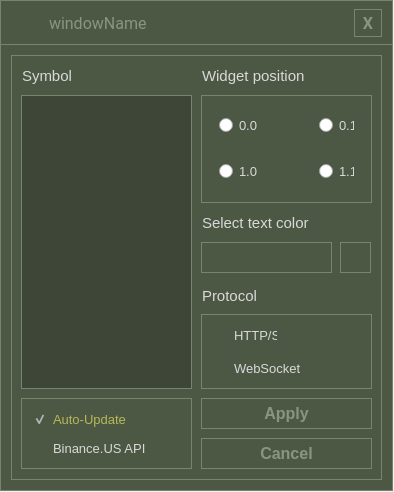
mxrcode/StockWidget, file configurator.ui: the form before one commit.
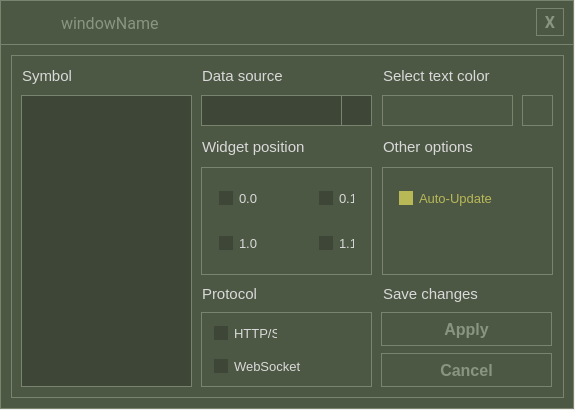
The form after the commit. Icons and pictures are not drawn.

Commit message:
Configurator UI Redesign
Configurator UI Redesign.
"$use_binance_us" options removed.
A new way to write symbols.

```diff
--- a/configurator.ui
+++ b/configurator.ui
@@ -6,8 +6,8 @@
    <rect>
     <x>0</x>
     <y>0</y>
-    <width>394</width>
-    <height>492</height>
+    <width>575</width>
+    <height>410</height>
    </rect>
   </property>
   <property name="font">
@@ -37,14 +37,16 @@
     <rect>
      <x>0</x>
      <y>0</y>
-     <width>393</width>
-     <height>491</height>
+     <width>574</width>
+     <height>409</height>
     </rect>
    </property>
    <property name="styleSheet">
-    <string notr="true">background-color:#4C5844;
-color:white;
-border: 1px solid #7A836E;</string>
+    <string notr="true">QWidget {
+background-color: #4C5844;
+color: #D9D9D9;
+border: 1px solid #7A836E;
+}</string>
    </property>
    <widget class="Line" name="line">
     <property name="geometry">
@@ -65,11 +67,11 @@
     <rect>
      <x>1</x>
      <y>1</y>
-     <width>391</width>
+     <width>571</width>
      <height>44</height>
     </rect>
    </property>
-   <layout class="QHBoxLayout" name="horizontalLayout" stretch="10,2,40,46,20,3">
+   <layout class="QHBoxLayout" name="horizontalLayout" stretch="10,2,40,46,2">
     <item>
      <widget class="QLabel" name="label">
       <property name="maximumSize">
@@ -143,49 +145,6 @@
       </property>
      </spacer>
     </item>
-    <item>
-     <widget class="QPushButton" name="closeButton">
-      <property name="maximumSize">
-       <size>
-        <width>28</width>
-        <height>28</height>
-       </size>
-      </property>
-      <property name="font">
-       <font>
-        <family>Segoe UI</family>
-        <pointsize>12</pointsize>
-        <bold>true</bold>
-        <stylestrategy>PreferDefault</stylestrategy>
-        <kerning>true</kerning>
-       </font>
-      </property>
-      <property name="styleSheet">
-       <string notr="true">QPushButton {
-	background-color: #4C5844;
-	color: #899581;
-	border: 1px solid #7A836E;
-}
-
-QPushButton:hover {
-    background-color: #3E4637;
-}
-</string>
-      </property>
-      <property name="text">
-       <string>X</string>
-      </property>
-      <property name="autoDefault">
-       <bool>false</bool>
-      </property>
-      <property name="default">
-       <bool>false</bool>
-      </property>
-      <property name="flat">
-       <bool>false</bool>
-      </property>
-     </widget>
-    </item>
     <item>
      <spacer name="horizontalSpacer_2">
       <property name="orientation">
@@ -206,12 +165,36 @@
     <rect>
      <x>1</x>
      <y>45</y>
-     <width>391</width>
-     <height>445</height>
+     <width>573</width>
+     <height>363</height>
     </rect>
    </property>
    <property name="styleSheet">
-    <string notr="true">border: 1px solid #7A836E;margin:10px;color:#D9D9D9;</string>
+    <string notr="true">QGroupBox {
+	margin:10px;
+	border: 1px solid #7A836E;
+	color:#D9D9D9;
+}
+QLabel {
+	color:#D9D9D9;
+}
+QWidget {
+	background-color:#4C5844;
+	color: #D9D9D9;
+	border: 1px solid #7A836E;
+}
+QRadioButton::indicator {
+    background-color: #3E4637;
+}
+QCheckBox::indicator {
+    background-color: #3E4637;
+}
+QRadioButton::indicator:checked {
+    background-color: #B8B857;
+}
+QCheckBox::indicator:checked {
+    background-color: #B8B857;
+}</string>
    </property>
    <property name="title">
     <string/>
@@ -220,7 +203,7 @@
     <property name="geometry">
      <rect>
       <x>190</x>
-      <y>50</y>
+      <y>122</y>
       <width>181</width>
       <height>118</height>
      </rect>
@@ -277,7 +260,7 @@
      <property name="geometry">
       <rect>
        <x>110</x>
-       <y>4</y>
+       <y>5</y>
        <width>71</width>
        <height>53</height>
       </rect>
@@ -309,7 +292,7 @@
      <property name="geometry">
       <rect>
        <x>10</x>
-       <y>4</y>
+       <y>5</y>
        <width>85</width>
        <height>53</height>
       </rect>
@@ -374,7 +357,7 @@
     <property name="geometry">
      <rect>
       <x>190</x>
-      <y>10</y>
+      <y>81</y>
       <width>181</width>
       <height>41</height>
      </rect>
@@ -398,7 +381,7 @@
       <x>10</x>
       <y>50</y>
       <width>181</width>
-      <height>304</height>
+      <height>302</height>
      </rect>
     </property>
     <property name="font">
@@ -440,10 +423,10 @@
    <widget class="QPushButton" name="cancelButton">
     <property name="geometry">
      <rect>
-      <x>190</x>
-      <y>393</y>
+      <x>370</x>
+      <y>308</y>
       <width>181</width>
-      <height>41</height>
+      <height>44</height>
      </rect>
     </property>
     <property name="maximumSize">
@@ -490,10 +473,10 @@
    <widget class="QPushButton" name="applyButton">
     <property name="geometry">
      <rect>
-      <x>190</x>
-      <y>353</y>
+      <x>370</x>
+      <y>267</y>
       <width>181</width>
-      <height>41</height>
+      <height>44</height>
      </rect>
     </property>
     <property name="maximumSize">
@@ -540,8 +523,8 @@
    <widget class="QLabel" name="chooseTextColor_label">
     <property name="geometry">
      <rect>
-      <x>190</x>
-      <y>157</y>
+      <x>371</x>
+      <y>10</y>
       <width>181</width>
       <height>41</height>
      </rect>
@@ -562,8 +545,8 @@
    <widget class="QPushButton" name="selectColor_button">
     <property name="geometry">
      <rect>
-      <x>329</x>
-      <y>197</y>
+      <x>511</x>
+      <y>50</y>
       <width>41</width>
       <height>41</height>
      </rect>
@@ -598,14 +581,15 @@
    <widget class="QLabel" name="currentColor_label">
     <property name="geometry">
      <rect>
-      <x>190</x>
-      <y>197</y>
+      <x>371</x>
+      <y>50</y>
       <width>141</width>
       <height>41</height>
      </rect>
     </property>
     <property name="styleSheet">
-     <string notr="true">margin: 0px 0px 10px 10px;</string>
+     <string notr="true">margin: 0px 0px 10px 10px;
+border: 1px solid #7A836E;</string>
     </property>
     <property name="text">
      <string/>
@@ -615,7 +599,7 @@
     <property name="geometry">
      <rect>
       <x>190</x>
-      <y>230</y>
+      <y>228</y>
       <width>181</width>
       <height>41</height>
      </rect>
@@ -637,7 +621,7 @@
     <property name="geometry">
      <rect>
       <x>190</x>
-      <y>269</y>
+      <y>267</y>
       <width>181</width>
       <height>85</height>
      </rect>
@@ -727,16 +711,16 @@
    <widget class="QGroupBox" name="dev_groupBox">
     <property name="geometry">
      <rect>
-      <x>10</x>
-      <y>353</y>
+      <x>371</x>
+      <y>122</y>
       <width>181</width>
-      <height>81</height>
+      <height>108</height>
      </rect>
     </property>
     <property name="styleSheet">
      <string notr="true">background-color:#4C5844;
 border: 1px solid #7A836E;
-margin: 0px 0px 10px 10px;</string>
+margin: 0px 0px 0px 10px;</string>
     </property>
     <property name="title">
      <string/>
@@ -750,7 +734,7 @@
        <x>10</x>
        <y>6</y>
        <width>171</width>
-       <height>31</height>
+       <height>51</height>
       </rect>
      </property>
      <property name="font">
@@ -761,7 +745,7 @@
      <property name="styleSheet">
       <string notr="true">QCheckBox {
 	border: 0px solid black;
-	margin: 0px 0px 0px 12px;
+	margin: 0px 0px 0px 17px;
 	background-color: rgba(255, 255, 255, 0);
 }
 QCheckBox:hover {
@@ -784,44 +768,202 @@
       <bool>false</bool>
      </property>
     </widget>
-    <widget class="QCheckBox" name="use_binance_us_checkBox">
-     <property name="geometry">
-      <rect>
-       <x>10</x>
-       <y>35</y>
-       <width>171</width>
-       <height>31</height>
-      </rect>
-     </property>
-     <property name="font">
-      <font>
-       <pointsize>10</pointsize>
-      </font>
-     </property>
-     <property name="styleSheet">
-      <string notr="true">QCheckBox {
-	border: 0px solid black;
-	margin: 0px 0px 0px 12px;
-	background-color: rgba(255, 255, 255, 0);
+   </widget>
+   <widget class="QLabel" name="dataSources_label">
+    <property name="geometry">
+     <rect>
+      <x>190</x>
+      <y>10</y>
+      <width>181</width>
+      <height>41</height>
+     </rect>
+    </property>
+    <property name="font">
+     <font>
+      <family>Segoe UI</family>
+      <pointsize>11</pointsize>
+     </font>
+    </property>
+    <property name="styleSheet">
+     <string notr="true">border: 0px solid black;margin: 6px 0px 6px 7px;</string>
+    </property>
+    <property name="text">
+     <string>Data source</string>
+    </property>
+   </widget>
+   <widget class="QComboBox" name="dataSources_comboBox">
+    <property name="geometry">
+     <rect>
+      <x>200</x>
+      <y>50</y>
+      <width>171</width>
+      <height>31</height>
+     </rect>
+    </property>
+    <property name="font">
+     <font>
+      <pointsize>12</pointsize>
+     </font>
+    </property>
+    <property name="styleSheet">
+     <string notr="true">QComboBox {
+    background-color: #3E4637;
+    color: #D9D9D9;
+    border: 1px solid #7A836E;
+    padding: 5px;
+	margin: 0px;
 }
-QCheckBox:hover {
-	color: #B8B857;
+QComboBox::down-arrow {
+	height: 20px;
+	width: 20px;
 }
-QCheckBox:checked {
-	color: #B8B857;
+QComboBox::drop-down {
+    subcontrol-origin: padding;
+    subcontrol-position: right;
+    width: 29px;
+    border-left-width: 1px;
+    border-left-color: #7A836E;
+    border-left-style: solid;
+	background-color: #3E4637;
+	color: #D9D9D9;
+	margin: 0px;
 }</string>
-     </property>
-     <property name="text">
-      <string>Binance.US API</string>
-     </property>
-     <property name="checked">
-      <bool>false</bool>
-     </property>
-     <property name="tristate">
-      <bool>false</bool>
-     </property>
-    </widget>
+    </property>
+    <property name="currentText">
+     <string/>
+    </property>
+    <property name="currentIndex">
+     <number>-1</number>
+    </property>
    </widget>
+   <widget class="QLabel" name="otherOptions_label">
+    <property name="geometry">
+     <rect>
+      <x>371</x>
+      <y>81</y>
+      <width>181</width>
+      <height>41</height>
+     </rect>
+    </property>
+    <property name="font">
+     <font>
+      <family>Segoe UI</family>
+      <pointsize>11</pointsize>
+     </font>
+    </property>
+    <property name="styleSheet">
+     <string notr="true">border: 0px solid black;margin: 6px 0px 6px 7px;</string>
+    </property>
+    <property name="text">
+     <string>Other options</string>
+    </property>
+   </widget>
+   <widget class="QLabel" name="save_label">
+    <property name="geometry">
+     <rect>
+      <x>371</x>
+      <y>228</y>
+      <width>181</width>
+      <height>41</height>
+     </rect>
+    </property>
+    <property name="font">
+     <font>
+      <family>Segoe UI</family>
+      <pointsize>11</pointsize>
+     </font>
+    </property>
+    <property name="styleSheet">
+     <string notr="true">border: 0px solid black;margin: 6px 0px 6px 7px;</string>
+    </property>
+    <property name="text">
+     <string>Save changes</string>
+    </property>
+   </widget>
+   <widget class="QLabel" name="dataSources_image_label">
+    <property name="enabled">
+     <bool>true</bool>
+    </property>
+    <property name="geometry">
+     <rect>
+      <x>343</x>
+      <y>50</y>
+      <width>25</width>
+      <height>30</height>
+     </rect>
+    </property>
+    <property name="styleSheet">
+     <string notr="true">background-color: transparent;
+border: 0px solid;</string>
+    </property>
+    <property name="text">
+     <string/>
+    </property>
+    <property name="pixmap">
+     <pixmap resource="application.qrc">:/img/down_arrow.svg</pixmap>
+    </property>
+    <property name="scaledContents">
+     <bool>true</bool>
+    </property>
+    <property name="alignment">
+     <set>Qt::AlignCenter</set>
+    </property>
+    <property name="wordWrap">
+     <bool>false</bool>
+    </property>
+    <property name="margin">
+     <number>6</number>
+    </property>
+   </widget>
+  </widget>
+  <widget class="QPushButton" name="closeButton">
+   <property name="geometry">
+    <rect>
+     <x>536</x>
+     <y>8</y>
+     <width>28</width>
+     <height>28</height>
+    </rect>
+   </property>
+   <property name="maximumSize">
+    <size>
+     <width>28</width>
+     <height>28</height>
+    </size>
+   </property>
+   <property name="font">
+    <font>
+     <family>Segoe UI</family>
+     <pointsize>12</pointsize>
+     <bold>true</bold>
+     <stylestrategy>PreferDefault</stylestrategy>
+     <kerning>true</kerning>
+    </font>
+   </property>
+   <property name="styleSheet">
+    <string notr="true">QPushButton {
+	background-color: #4C5844;
+	color: #899581;
+	border: 1px solid #7A836E;
+}
+
+QPushButton:hover {
+    background-color: #3E4637;
+}
+</string>
+   </property>
+   <property name="text">
+    <string>X</string>
+   </property>
+   <property name="autoDefault">
+    <bool>false</bool>
+   </property>
+   <property name="default">
+    <bool>false</bool>
+   </property>
+   <property name="flat">
+    <bool>false</bool>
+   </property>
   </widget>
  </widget>
  <resources>
```
Left out of the diff: 3 changed lines with no effect on the pictures. The commit also changes 2 other files.
